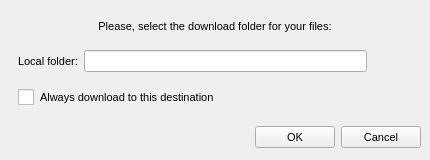
The window that Source/MEGASync/gui/macx/DownloadFromMegaDialog.ui (meganz/MEGAsync) describes before a commit, drawn with Qt 5.
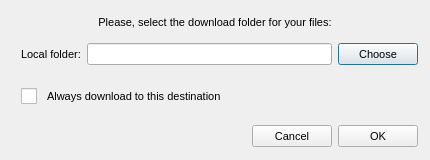
The same window after the commit. Icons and pictures are not drawn.

Commit message: GUI fixes for OS X

```diff
--- a/Source/MEGASync/gui/macx/DownloadFromMegaDialog.ui
+++ b/Source/MEGASync/gui/macx/DownloadFromMegaDialog.ui
@@ -50,14 +50,29 @@
     min-height: 14px;
 	height: 14px;
 }
+
+#cDefaultPath
+{
+    spacing: 10px;
+}
+
+#bChange
+{
+}
 </string>
   </property>
   <layout class="QVBoxLayout" name="verticalLayout">
-   <property name="spacing">
-    <number>6</number>
+   <property name="leftMargin">
+    <number>12</number>
    </property>
-   <property name="margin">
-    <number>9</number>
+   <property name="topMargin">
+    <number>5</number>
+   </property>
+   <property name="rightMargin">
+    <number>12</number>
+   </property>
+   <property name="bottomMargin">
+    <number>10</number>
    </property>
    <item>
     <widget class="QLabel" name="label">
@@ -94,10 +109,10 @@
        <number>0</number>
       </property>
       <property name="rightMargin">
-       <number>9</number>
+       <number>0</number>
       </property>
       <property name="bottomMargin">
-       <number>0</number>
+       <number>9</number>
       </property>
       <item>
        <widget class="QLabel" name="label_2">
@@ -111,6 +126,15 @@
         <property name="enabled">
          <bool>true</bool>
         </property>
+        <property name="minimumSize">
+         <size>
+          <width>0</width>
+          <height>0</height>
+         </size>
+        </property>
+        <property name="alignment">
+         <set>Qt::AlignLeading|Qt::AlignLeft|Qt::AlignVCenter</set>
+        </property>
         <property name="readOnly">
          <bool>true</bool>
         </property>
@@ -118,21 +142,20 @@
       </item>
       <item>
        <widget class="QPushButton" name="bChange">
+        <property name="minimumSize">
+         <size>
+          <width>0</width>
+          <height>16</height>
+         </size>
+        </property>
+        <property name="maximumSize">
+         <size>
+          <width>16777215</width>
+          <height>16777215</height>
+         </size>
+        </property>
         <property name="text">
-         <string/>
-        </property>
-        <property name="icon">
-         <iconset resource="../Resources_win.qrc">
-          <normaloff>:/images/import_computer_ico.png</normaloff>:/images/import_computer_ico.png</iconset>
-        </property>
-        <property name="iconSize">
-         <size>
-          <width>24</width>
-          <height>24</height>
-         </size>
-        </property>
-        <property name="flat">
-         <bool>true</bool>
+         <string>Choose</string>
         </property>
        </widget>
       </item>
@@ -192,13 +215,6 @@
         </property>
        </spacer>
       </item>
-      <item>
-       <widget class="QPushButton" name="bOK">
-        <property name="text">
-         <string>OK</string>
-        </property>
-       </widget>
-      </item>
       <item>
        <widget class="QPushButton" name="bCancel">
         <property name="text">
@@ -206,6 +222,13 @@
         </property>
        </widget>
       </item>
+      <item>
+       <widget class="QPushButton" name="bOK">
+        <property name="text">
+         <string>OK</string>
+        </property>
+       </widget>
+      </item>
      </layout>
     </widget>
    </item>
```
Left out of the diff: 4 changed lines with no effect on the pictures. The commit also changes 2 other files.
